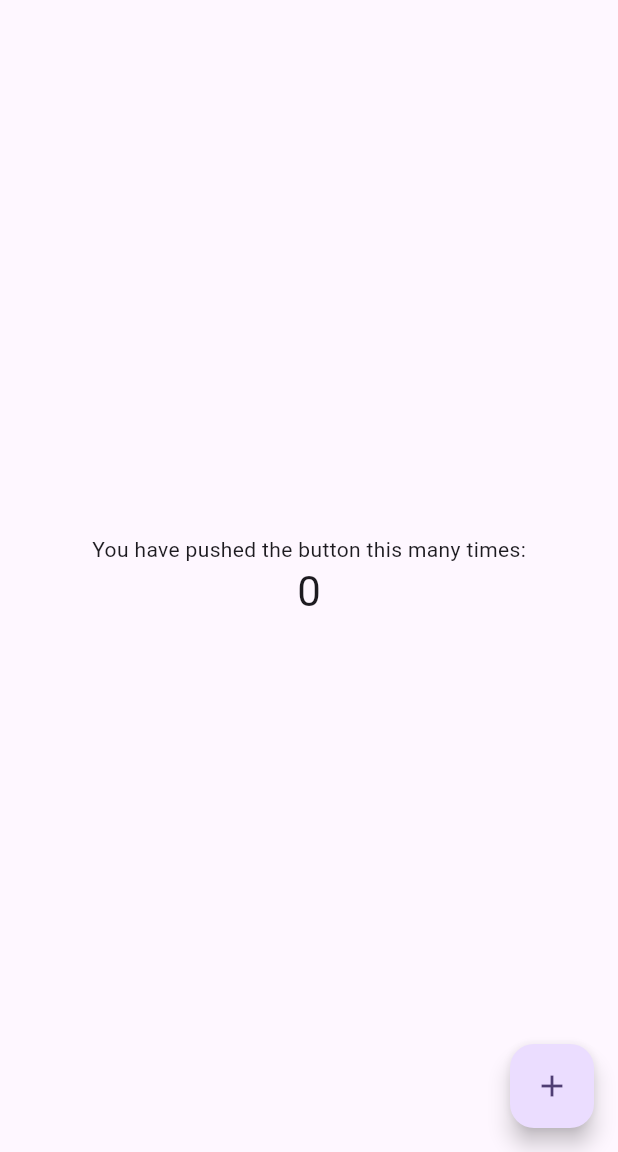
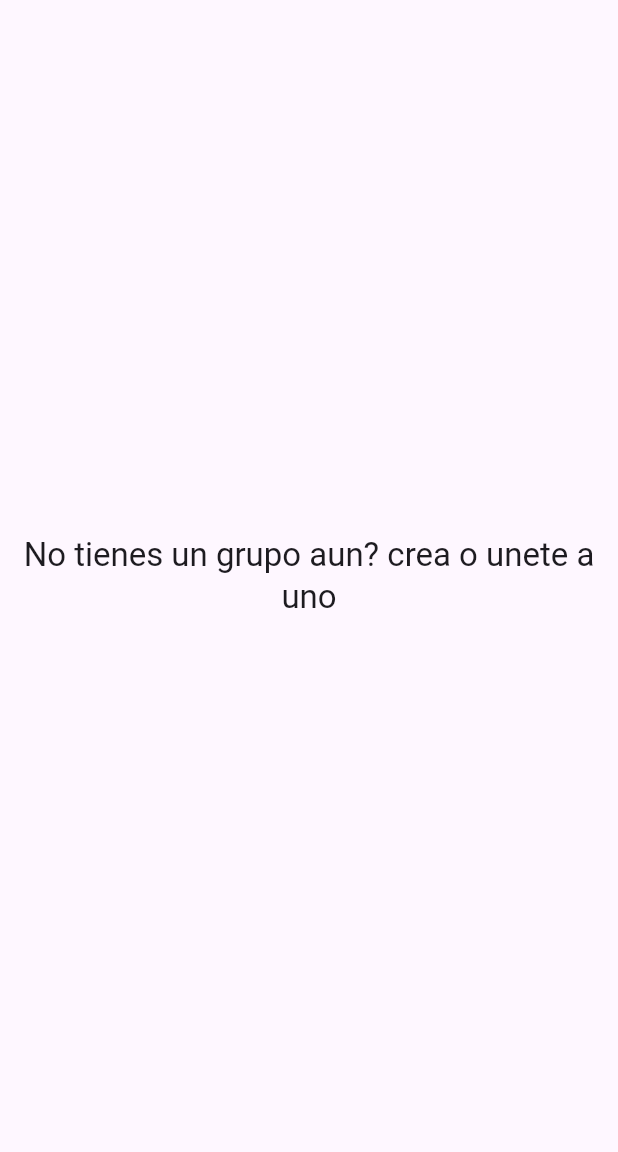
Before and after one commit to ricardocotillo/proplay, a Flutter app: the screen it shows once a user with an empty profile is signed in, on a phone screen of 412 x 824 dp, the part 84-1236 px from its top. Run offline on Flutter 3.47's test engine with Material 3 defaults, Android fonts, the phone set to English and light mode, and no system bars; drawn by our look-alikes of cached_network_image; our stand-ins replace cloud_firestore, equatable, firebase_auth, firebase_core, firebase_storage, flutter_bloc and 1 more; accounts and stored records are empty; network calls fail.

Commit message:
refactor: remove counter functionality and update home screen message

```diff
--- a/lib/screens/home_screen.dart
+++ b/lib/screens/home_screen.dart
@@ -11,14 +11,7 @@
 }
 
 class _HomeScreenState extends State<HomeScreen> {
-  int _counter = 0;
   final GlobalKey<ScaffoldState> _scaffoldKey = GlobalKey<ScaffoldState>();
-
-  void _incrementCounter() {
-    setState(() {
-      _counter++;
-    });
-  }
 
   void _openDrawer() {
     _scaffoldKey.currentState?.openEndDrawer();
@@ -82,21 +75,11 @@
       ),
       endDrawer: const AppDrawer(),
       body: Center(
-        child: Column(
-          mainAxisAlignment: MainAxisAlignment.center,
-          children: <Widget>[
-            const Text('You have pushed the button this many times:'),
-            Text(
-              '$_counter',
-              style: Theme.of(context).textTheme.headlineMedium,
-            ),
-          ],
+        child: Text(
+          'No tienes un grupo aun? crea o unete a uno',
+          style: Theme.of(context).textTheme.titleLarge,
+          textAlign: TextAlign.center,
         ),
-      ),
-      floatingActionButton: FloatingActionButton(
-        onPressed: _incrementCounter,
-        tooltip: 'Increment',
-        child: const Icon(Icons.add),
       ),
     );
   }
```
